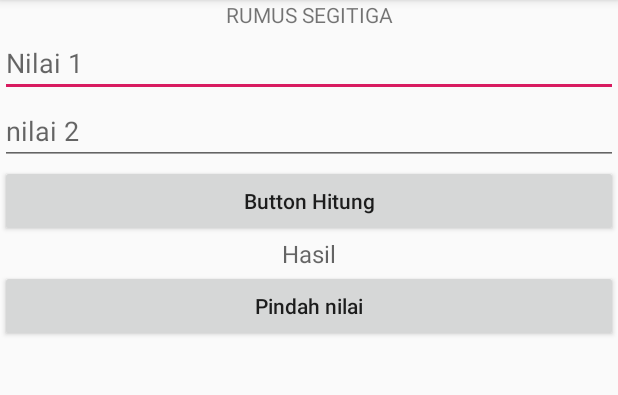
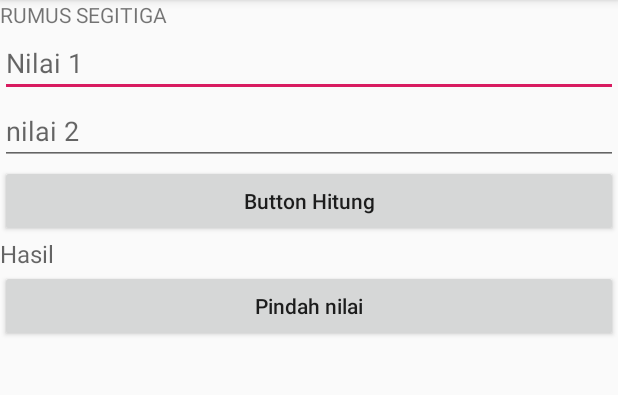
Before and after one commit to abdoelrofiq/Kotlin-project, an Android app: the screen it shows after launch (MainActivity), on a phone screen of 412 x 824 dp, the part 84-479 px from its top. Run offline under Robolectric (Android 15) with nearby library versions, the phone set to English and light mode, and no system bars.

Commit message:
Update activity_main.xml

```diff
--- a/BangunDatarApp/app/src/main/res/layout/activity_main.xml
+++ b/BangunDatarApp/app/src/main/res/layout/activity_main.xml
@@ -11,7 +11,7 @@
             android:layout_width="match_parent"
             android:layout_height="wrap_content"
             android:text="@string/rumus_segitiga"
-            android:gravity="center"/>
+            android:gravity="left"/>
 
     <EditText
             android:layout_width="match_parent"
@@ -39,7 +39,7 @@
             android:hint="@string/hasil"
             android:id="@+id/txt_hasil"
             android:textSize="16sp"
-            android:gravity="center"/>
+            android:gravity="left"/>
     <Button
             android:layout_width="match_parent"
             android:layout_height="wrap_content"
```
